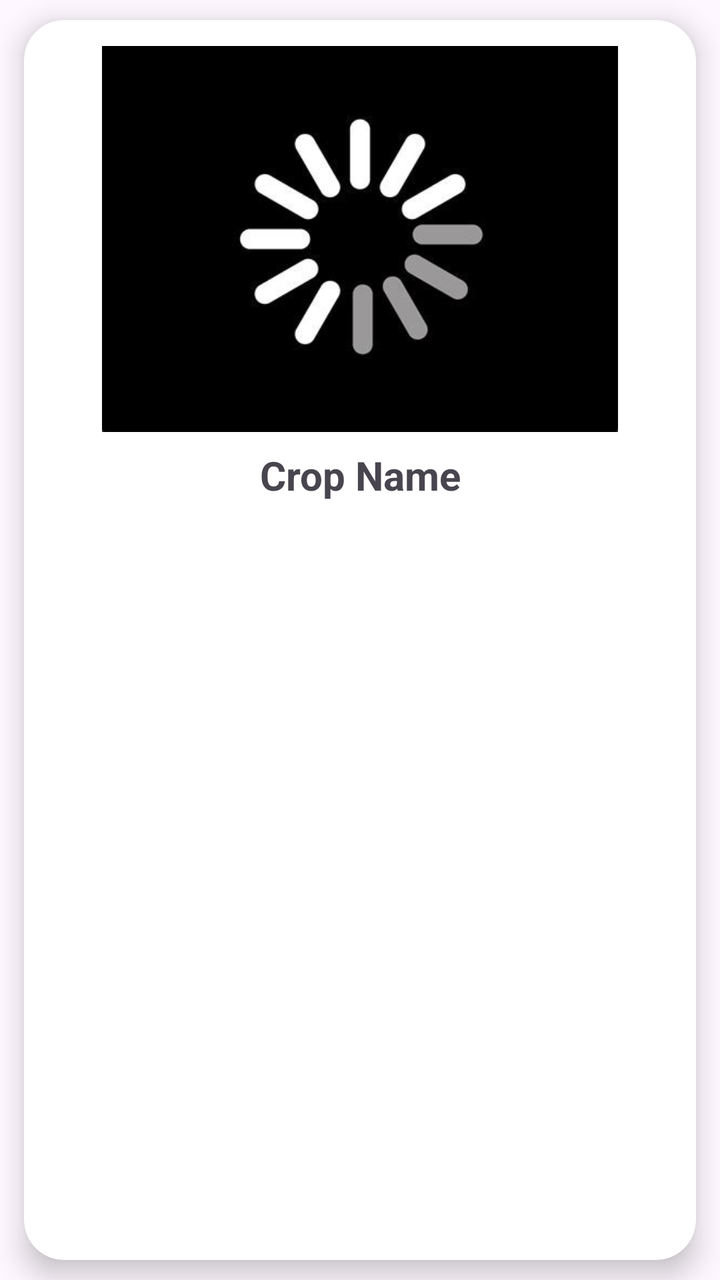
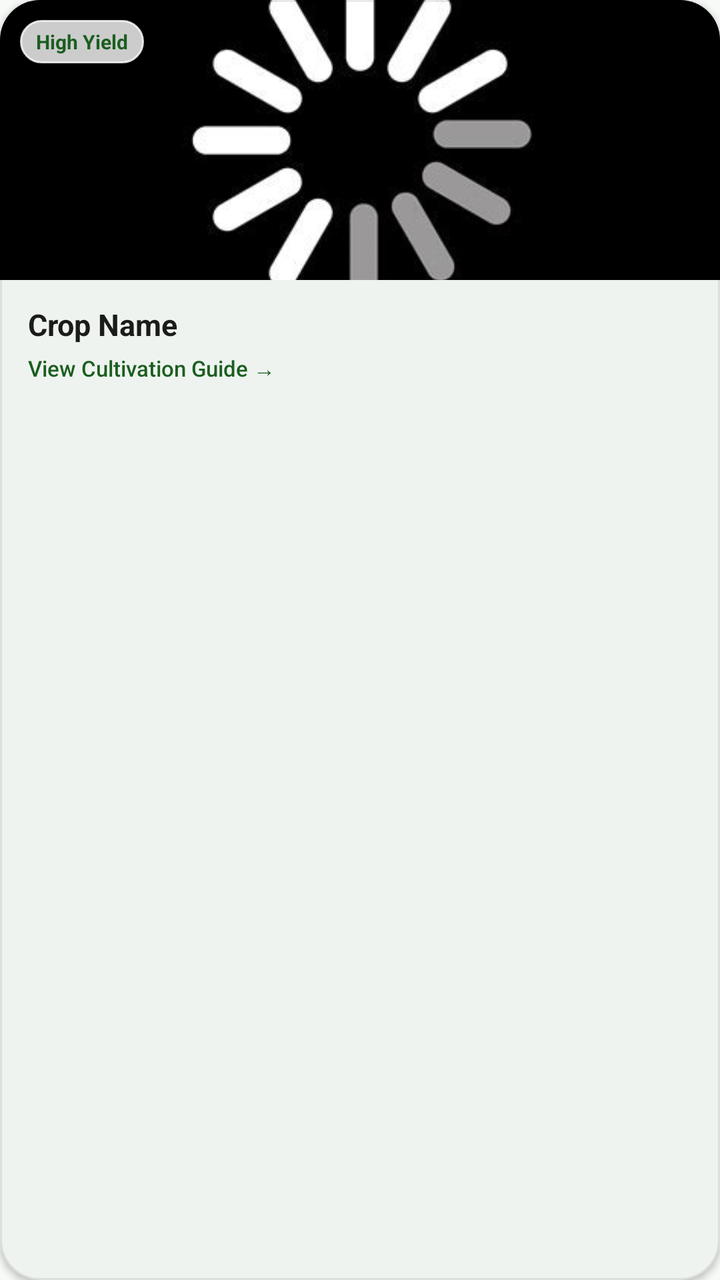

Screens rendered from an Android XML layout before and after an edit, with the pre-edit source and the edit as a unified diff.
<!-- AndroidManifest.xml: application theme Theme.AGRICONNECT -->
<!-- res/layout/new_crop_and_techniques_layout.xml -->
<?xml version="1.0" encoding="utf-8"?>
<RelativeLayout
    xmlns:tools="http://schemas.android.com/tools"
    xmlns:android="http://schemas.android.com/apk/res/android"
    xmlns:app="http://schemas.android.com/apk/res-auto"
    android:layout_height="wrap_content"
    android:layout_width="match_parent"
    >
    <androidx.cardview.widget.CardView
        android:layout_marginStart="12dp"
        android:layout_marginEnd="12dp"
        android:layout_marginVertical="10dp"
        android:layout_marginHorizontal="10dp"
        app:cardCornerRadius="20dp"
        app:cardElevation="8dp"
        android:layout_width="match_parent"
        android:layout_height="match_parent">

        <LinearLayout
            android:layout_width="match_parent"
            android:layout_height="wrap_content"
            android:orientation="vertical">


            <ImageView
                android:id="@+id/Image_for_new_crop_and_techniq"
                android:layout_width="258dp"
                android:layout_height="209dp"
                android:layout_gravity="center_horizontal"
                android:paddingTop="10dp"
                android:src="@drawable/loding" />

            <TextView
                android:id="@+id/Text_for_new_crop_and_techniq"
                android:layout_width="wrap_content"
                android:layout_height="wrap_content"
                android:layout_gravity="center_horizontal"
                android:paddingLeft="5dp"
                android:paddingTop="5dp"
                android:paddingRight="5dp"
                android:text="Crop Name"
                android:textAlignment="center"
                android:textSize="20dp"
                android:textStyle="bold"
                android:layout_marginBottom="15dp"/>

        </LinearLayout>


    </androidx.cardview.widget.CardView>
</RelativeLayout>
<!-- resources referenced by this layout -->
<resources>
  <!-- drawable loding: jpg bitmap (drawable, 8285 bytes) -->
  <style name="Theme.AGRICONNECT" parent="Base.Theme.AGRICONNECT" />
  <style name="Base.Theme.AGRICONNECT" parent="Theme.Material3.DayNight.NoActionBar">
          
           <item name="colorPrimary">#0CCEE7</item>
           <item name="colorPrimaryVariant">#0CCEE7</item>
           <item name="android:statusBarColor">#0CCEE7</item>
      </style>
</resources>

<!-- the commit's change to res/layout/new_crop_and_techniques_layout.xml (unified diff, before → after) -->
@@ -1,51 +1,79 @@
 <?xml version="1.0" encoding="utf-8"?>
-<RelativeLayout
+<com.google.android.material.card.MaterialCardView xmlns:android="http://schemas.android.com/apk/res/android"
+    xmlns:app="http://schemas.android.com/apk/res-auto"
     xmlns:tools="http://schemas.android.com/tools"
-    xmlns:android="http://schemas.android.com/apk/res/android"
-    xmlns:app="http://schemas.android.com/apk/res-auto"
+    android:layout_width="match_parent"
     android:layout_height="wrap_content"
-    android:layout_width="match_parent"
-    >
-    <androidx.cardview.widget.CardView
-        android:layout_marginStart="12dp"
-        android:layout_marginEnd="12dp"
-        android:layout_marginVertical="10dp"
-        android:layout_marginHorizontal="10dp"
-        app:cardCornerRadius="20dp"
-        app:cardElevation="8dp"
+    android:layout_margin="6dp"
+    app:cardBackgroundColor="@color/white"
+    app:cardCornerRadius="20dp"
+    app:cardElevation="2dp"
+    app:strokeColor="@color/agri_card_stroke_light"
+    app:strokeWidth="1dp">
+
+    <LinearLayout
         android:layout_width="match_parent"
-        android:layout_height="match_parent">
+        android:layout_height="wrap_content"
+        android:background="?attr/selectableItemBackground"
+        android:orientation="vertical">
 
+        
+        <FrameLayout
+            android:layout_width="match_parent"
+            android:layout_height="140dp">
+
+            <ImageView
+                android:id="@+id/Image_for_new_crop_and_techniq"
+                android:layout_width="match_parent"
+                android:layout_height="match_parent"
+                android:scaleType="centerCrop"
+                android:src="@drawable/loding" />
+
+            <TextView
+                android:layout_width="wrap_content"
+                android:layout_height="wrap_content"
+                android:layout_gravity="top|start"
+                android:layout_margin="10dp"
+                android:background="@drawable/bg_chip_pill"
+                android:backgroundTint="#CCFFFFFF"
+                android:paddingHorizontal="8dp"
+                android:paddingVertical="4dp"
+                android:text="High Yield"
+                android:textColor="@color/agri_green_primary"
+                android:textSize="10sp"
+                android:textStyle="bold" />
+        </FrameLayout>
+
+        
         <LinearLayout
             android:layout_width="match_parent"
             android:layout_height="wrap_content"
-            android:orientation="vertical">
-
-
-            <ImageView
-                android:id="@+id/Image_for_new_crop_and_techniq"
-                android:layout_width="258dp"
-                android:layout_height="209dp"
-                android:layout_gravity="center_horizontal"
-                android:paddingTop="10dp"
-                android:src="@drawable/loding" />
+            android:orientation="vertical"
+            android:paddingHorizontal="14dp"
+            android:paddingVertical="12dp">
 
             <TextView
                 android:id="@+id/Text_for_new_crop_and_techniq"
+                android:layout_width="match_parent"
+                android:layout_height="wrap_content"
+                android:ellipsize="end"
+                android:fontFamily="sans-serif-bold"
+                android:maxLines="1"
+                android:text="Crop Name"
+                android:textColor="@color/agri_text_primary"
+                android:textSize="15sp"
+                android:textStyle="bold" />
+
+            <TextView
                 android:layout_width="wrap_content"
                 android:layout_height="wrap_content"
-                android:layout_gravity="center_horizontal"
-                android:paddingLeft="5dp"
-                android:paddingTop="5dp"
-                android:paddingRight="5dp"
-                android:text="Crop Name"
-                android:textAlignment="center"
-                android:textSize="20dp"
-                android:textStyle="bold"
-                android:layout_marginBottom="15dp"/>
+                android:layout_marginTop="4dp"
+                android:fontFamily="sans-serif-medium"
+                android:text="View Cultivation Guide →"
+                android:textColor="@color/agri_green_primary"
+                android:textSize="11sp" />
 
         </LinearLayout>
 
-
-    </androidx.cardview.widget.CardView>
-</RelativeLayout>
+    </LinearLayout>
+</com.google.android.material.card.MaterialCardView>
<!-- resource entries referenced after the edit -->
@@ -1,12 +1,56 @@
 <!-- resources referenced by this layout -->
 <resources>
+  <color name="agri_card_stroke_light">#15000000</color>
+  <color name="agri_green_primary">#1B5E20</color>
+  <color name="agri_text_primary">#1A1C19</color>
+  <color name="white">#FFFFFFFF</color>
+  <!-- drawable bg_chip_pill (drawable) -->
+  <?xml version="1.0" encoding="utf-8"?>
+  <shape xmlns:android="http://schemas.android.com/apk/res/android"
+      android:shape="rectangle">
+      <solid android:color="@color/agri_mint" />
+      <stroke
+          android:width="1dp"
+          android:color="@color/agri_mint_dark" />
+      <corners android:radius="24dp" />
+  </shape>
   <!-- drawable loding: jpg bitmap (drawable, 8285 bytes) -->
   <style name="Theme.AGRICONNECT" parent="Base.Theme.AGRICONNECT" />
+  <color name="agri_mint">#E8F5E9</color>
+  <color name="agri_mint_dark">#C8E6C9</color>
   <style name="Base.Theme.AGRICONNECT" parent="Theme.Material3.DayNight.NoActionBar">
-          
-           <item name="colorPrimary">#0CCEE7</item>
-           <item name="colorPrimaryVariant">#0CCEE7</item>
-           <item name="android:statusBarColor">#0CCEE7</item>
+          <item name="colorPrimary">@color/md_theme_light_primary</item>
+          <item name="colorOnPrimary">@color/md_theme_light_onPrimary</item>
+          <item name="colorPrimaryContainer">@color/md_theme_light_primaryContainer</item>
+          <item name="colorOnPrimaryContainer">@color/md_theme_light_onPrimaryContainer</item>
+          <item name="colorSecondary">@color/md_theme_light_secondary</item>
+          <item name="colorOnSecondary">@color/md_theme_light_onSecondary</item>
+          <item name="colorSecondaryContainer">@color/md_theme_light_secondaryContainer</item>
+          <item name="colorOnSecondaryContainer">@color/md_theme_light_onSecondaryContainer</item>
+          <item name="colorError">@color/md_theme_light_error</item>
+          <item name="colorOnError">@color/md_theme_light_onError</item>
+          <item name="colorErrorContainer">@color/md_theme_light_errorContainer</item>
+          <item name="colorOnErrorContainer">@color/md_theme_light_onErrorContainer</item>
+          <item name="android:colorBackground">@color/md_theme_light_background</item>
+          <item name="colorOnBackground">@color/md_theme_light_onBackground</item>
+          <item name="colorSurface">@color/md_theme_light_surface</item>
+          <item name="colorOnSurface">@color/md_theme_light_onSurface</item>
       </style>
+  <color name="md_theme_light_primary">#1B5E20</color>
+  <color name="md_theme_light_onPrimary">#FFFFFF</color>
+  <color name="md_theme_light_primaryContainer">#D8F3DC</color>
+  <color name="md_theme_light_onPrimaryContainer">#002105</color>
+  <color name="md_theme_light_secondary">#388E3C</color>
+  <color name="md_theme_light_onSecondary">#FFFFFF</color>
+  <color name="md_theme_light_secondaryContainer">#E8F5E9</color>
+  <color name="md_theme_light_onSecondaryContainer">#0B2F10</color>
+  <color name="md_theme_light_error">#BA1A1A</color>
+  <color name="md_theme_light_onError">#FFFFFF</color>
+  <color name="md_theme_light_errorContainer">#FFDAD6</color>
+  <color name="md_theme_light_onErrorContainer">#410002</color>
+  <color name="md_theme_light_background">#F8FAF7</color>
+  <color name="md_theme_light_onBackground">#191C19</color>
+  <color name="md_theme_light_surface">#FFFFFF</color>
+  <color name="md_theme_light_onSurface">#191C19</color>
 </resources>
 
